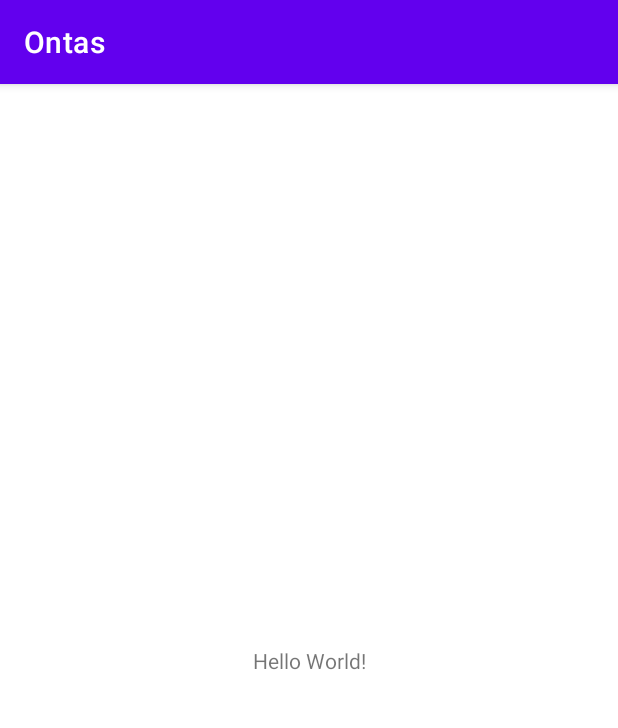
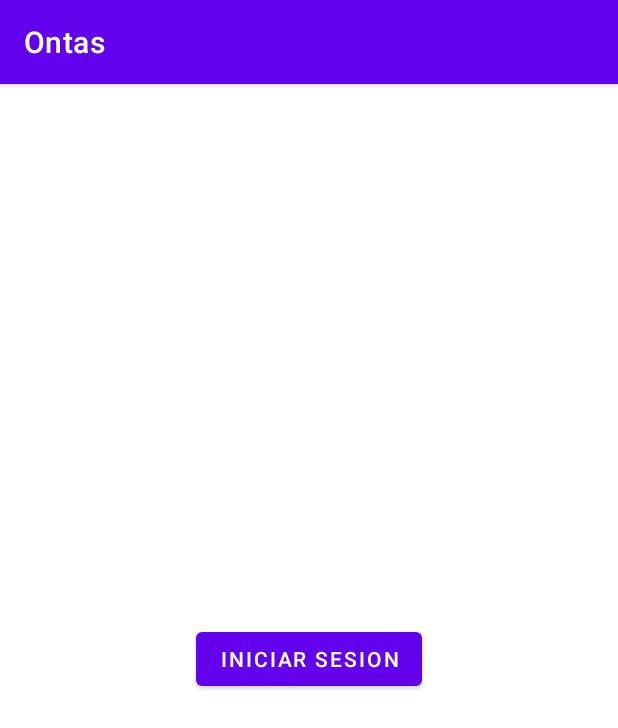
Before and after one commit to AndresReyesRangel/Ontas, an Android app: the screen it shows after launch (MainActivity), on a phone screen of 412 x 824 dp. Shown: the top 728 px of the screen. Run offline under Robolectric (Android 15) with nearby library versions, the phone set to English and light mode, and no system bars.

Commit message:
Boton de inicio de Sesion no hace la jalacion

```diff
--- a/app/build.gradle
+++ b/app/build.gradle
@@ -1,6 +1,7 @@
 plugins {
     id 'com.android.application'
     id 'kotlin-android'
+    id 'kotlin-android-extensions'
 }
 
 android {
@@ -15,6 +16,10 @@ android {
         versionName "1.0"
 
         testInstrumentationRunner "androidx.test.runner.AndroidJUnitRunner"
+    }
+
+    buildFeatures{
+        viewBinding = true
     }
 
     buildTypes {
--- a/app/src/main/AndroidManifest.xml
+++ b/app/src/main/AndroidManifest.xml
@@ -9,6 +9,7 @@
         android:roundIcon="@mipmap/ic_launcher_round"
         android:supportsRtl="true"
         android:theme="@style/Theme.Ontas">
+        <activity android:name=".MenuPrincipal"></activity>
         <activity android:name=".MainActivity">
             <intent-filter>
                 <action android:name="android.intent.action.MAIN" />
--- a/app/src/main/res/layout/activity_main.xml
+++ b/app/src/main/res/layout/activity_main.xml
@@ -6,13 +6,15 @@
     android:layout_height="match_parent"
     tools:context=".MainActivity">
 
-    <TextView
+    <Button
+        android:id="@+id/btnInicioSesion"
         android:layout_width="wrap_content"
         android:layout_height="wrap_content"
-        android:text="Hello World!"
+        android:onClick="botonInicio"
+        android:text="Iniciar Sesion"
         app:layout_constraintBottom_toBottomOf="parent"
-        app:layout_constraintLeft_toLeftOf="parent"
-        app:layout_constraintRight_toRightOf="parent"
-        app:layout_constraintTop_toTopOf="parent" />
-
+        app:layout_constraintEnd_toEndOf="parent"
+        app:layout_constraintStart_toStartOf="parent"
+        app:layout_constraintTop_toTopOf="parent"
+        app:layout_constraintVertical_bias="0.499" />
 </androidx.constraintlayout.widget.ConstraintLayout>
```
Also changed, not shown: app/src/main/java/mx/itesm/imssc/ontas/MainActivity.kt (+19 -0 lines), app/src/main/java/mx/itesm/imssc/ontas/MenuPrincipal.kt (added, +11 -0 lines), app/src/main/res/layout/activity_menu_principal.xml (added, +9 -0 lines).
